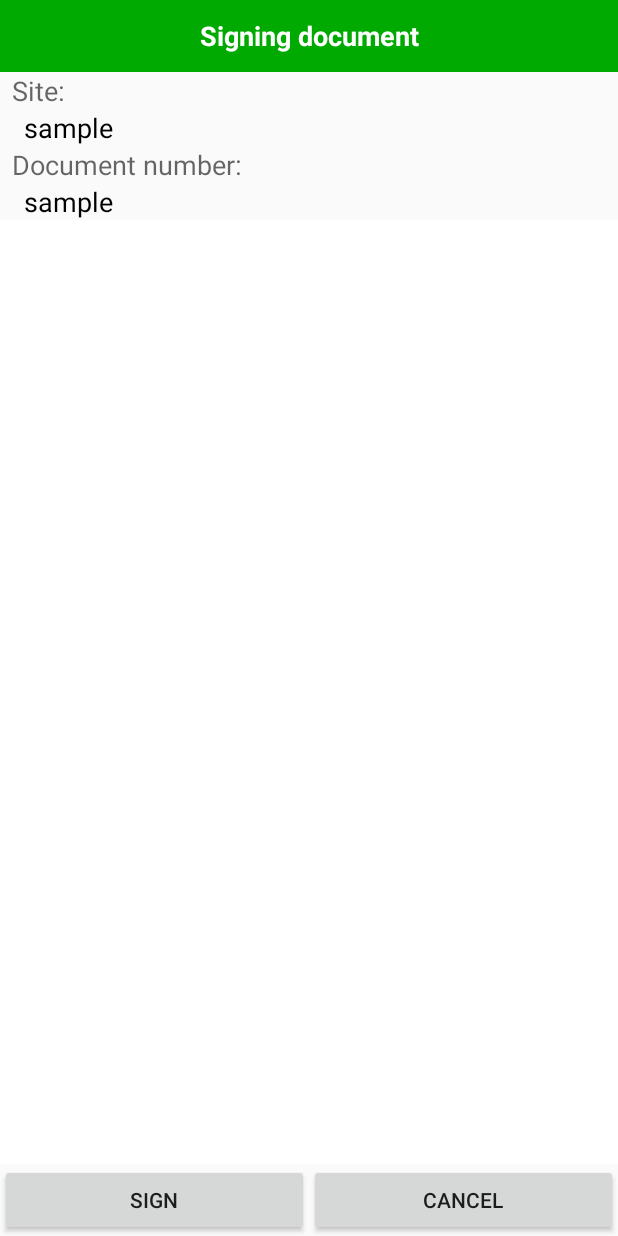
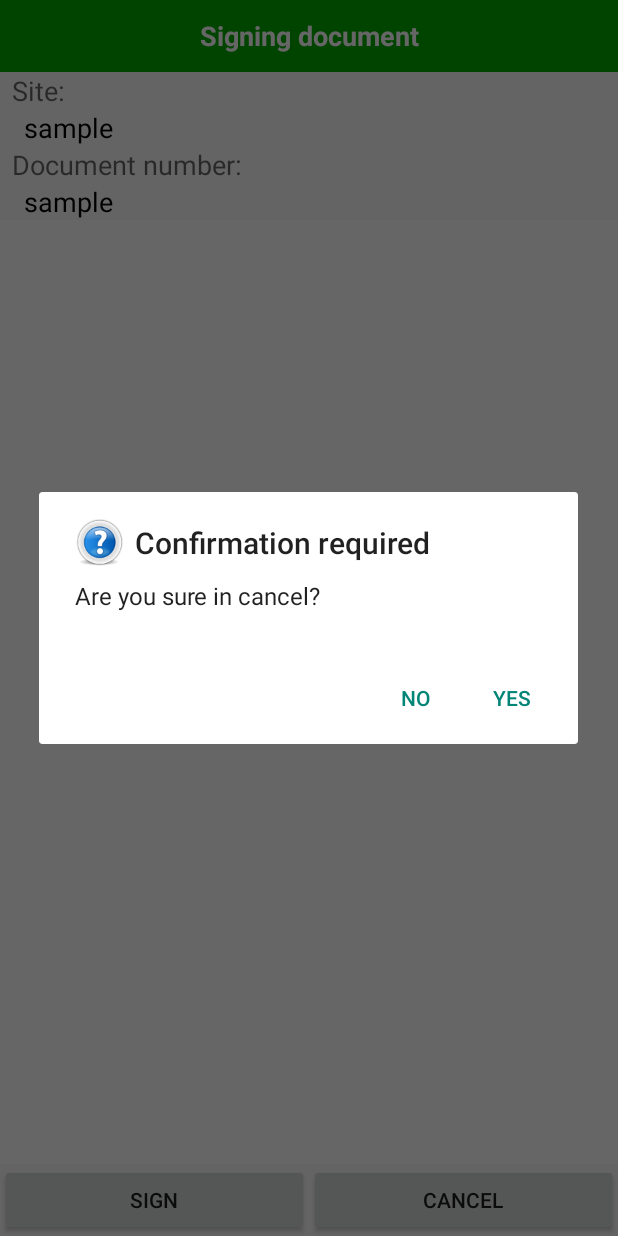
Before and after one commit to UncleAndy/sign_doc, an Android app: the DoSign screen opened directly, with no data from a screen before it, after a tap on "CANCEL", on a phone screen of 412 x 824 dp. Run offline under Robolectric (Android 15) with nearby library versions, the phone set to English and light mode, and no system bars; 7 statements that could not run were skipped.

Commit message:
Confirm dialog if cancel sign

```diff
--- a/app/src/main/java/org/gplvote/signdoc/DoSign.java
+++ b/app/src/main/java/org/gplvote/signdoc/DoSign.java
@@ -1,6 +1,8 @@
 package org.gplvote.signdoc;
 
+import android.app.AlertDialog;
 import android.app.ProgressDialog;
+import android.content.DialogInterface;
 import android.os.AsyncTask;
 import android.os.Bundle;
 import android.support.v4.app.FragmentActivity;
@@ -10,6 +12,7 @@ import android.widget.Button;
 import android.widget.ListView;
 import android.widget.SimpleAdapter;
 import android.widget.TextView;
+import android.widget.Toast;
 
 import com.google.gson.Gson;
 import com.google.gson.reflect.TypeToken;
@@ -84,6 +87,18 @@ public class DoSign extends FragmentActivity implements View.OnClickListener {
                 }
                 break;
             case R.id.btnSignCancel:
+                getCancelConfirmation ();
+                break;
+            default:
+                break;
+        }
+    }
+
+    private void getCancelConfirmation () {
+        DialogInterface.OnClickListener dialogClickListener = new DialogInterface.OnClickListener() {
+            public void onClick(DialogInterface dialog, int which) {
+                switch (which) {
+                    case DialogInterface.BUTTON_POSITIVE:
                         DocsStorage.add_doc(getApplicationContext(), current_document().site, current_document().doc_id);
                         if (is_last_document()) {
                             // Сохраняем серверное время текущего запроса
@@ -95,12 +110,20 @@ public class DoSign extends FragmentActivity implements View.OnClickListener {
                             show_next_document();
                         }
                         break;
-            default:
+                    case DialogInterface.BUTTON_NEGATIVE:
                         break;
                 }
             }
+        };
 
-    // PRIVATE
+        AlertDialog.Builder builder = new AlertDialog.Builder(this);
+        builder.setTitle(R.string.title_need_confirm)
+                .setIcon(R.drawable.confirm)
+                .setMessage(getString(R.string.msg_cansel_sure))
+                .setPositiveButton(getString(R.string.btn_cancel_yes), dialogClickListener)
+                .setNegativeButton(getString(R.string.btn_no), dialogClickListener).show();
+    }
+
 
     private void setDocs(String json_doc) {
         ArrayList<DocSignRequest> doc_list_object;
--- a/app/src/main/res/values/strings.xml
+++ b/app/src/main/res/values/strings.xml
@@ -50,5 +50,9 @@
     <string name="title_get_new_docs">Receive</string>
     <string name="title_send">Sending</string>
     <string name="title_init">Initialization</string>
+    <string name="msg_cansel_sure">Are you sure in cancel?</string>
+    <string name="btn_cancel_yes">Yes</string>
+    <string name="btn_no">No</string>
+    <string name="title_need_confirm">Confirmation required</string>
 
 </resources>
```
Also changed, not shown: app/src/main/res/drawable-hdpi/confirm.png (added), app/src/main/res/drawable-ldpi/confirm.png (added), app/src/main/res/drawable-mdpi/confirm.png (added), app/src/main/res/drawable-xhdpi/confirm.png (added), 1 other file. Lines whose indentation alone changed are shown as unchanged.
